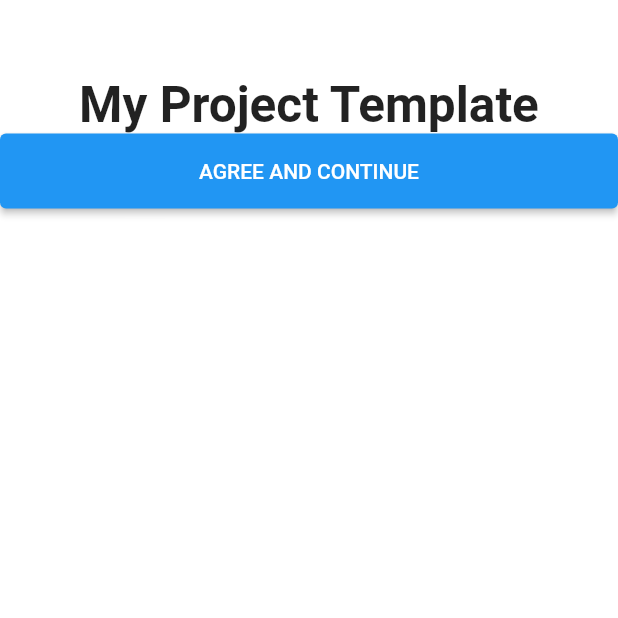
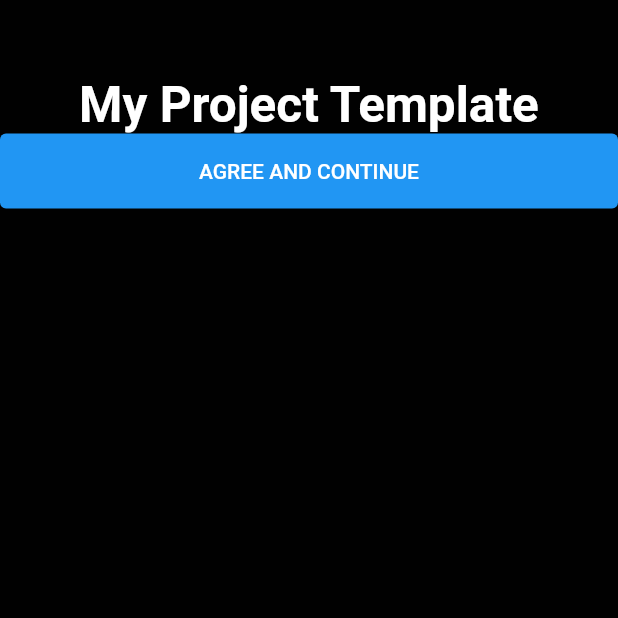
Before and after one commit to gawasa29/my_project_template, a Flutter app: the screen it shows after launch, on a phone screen of 412 x 824 dp, the top half of it. Run offline on Flutter 3.47's test engine with Material 2 defaults, Android fonts, the phone set to English and light mode, and no system bars; our stand-ins replace cloud_firestore, firebase_auth, firebase_core, firebase_storage, flutter_riverpod, image_picker; accounts and stored records are empty.

Commit message:
Them切り替え実装

```diff
--- a/lib/main.dart
+++ b/lib/main.dart
@@ -21,14 +21,20 @@ void main() async {
   );
 }
 
-class MyApp extends StatelessWidget {
+class MyApp extends ConsumerStatefulWidget {
   const MyApp({super.key});
+
+  @override
+  ConsumerState<MyApp> createState() => _MyAppState();
+}
+
+class _MyAppState extends ConsumerState<MyApp> {
   @override
   Widget build(BuildContext context) {
     return MaterialApp(
       debugShowCheckedModeBanner: false,
       title: 'Flutter Demo',
-      theme: Pallete.lightModeAppTheme,
+      theme: ref.watch(themeNotifierProvider),
       onGenerateRoute: (settings) => generateRoute(settings),
       home: const LandingScreen(),
     );
```
Also changed, not shown: lib/features/profile/profile_screen.dart (+19 -4 lines), lib/theme/pllete.dart (+32 -0 lines).
